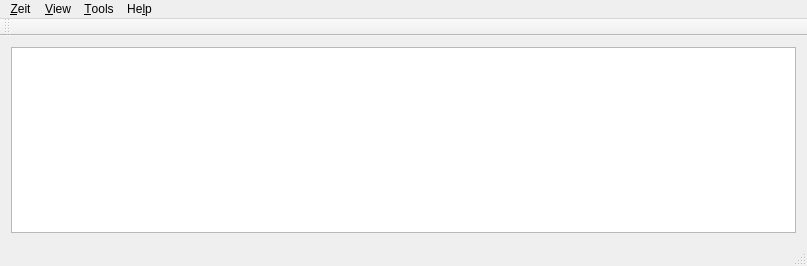
loimu/zeit, file src/mainwindow.ui: the form before one commit.
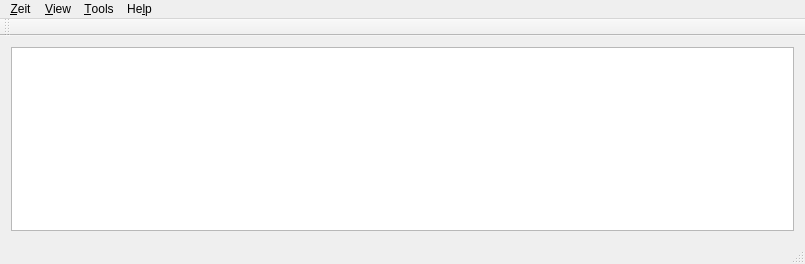
The form after the commit. Icons and pictures are not drawn.

Diff of the .ui file:
```diff
--- a/src/mainwindow.ui
+++ b/src/mainwindow.ui
@@ -6,8 +6,8 @@
    <rect>
     <x>0</x>
     <y>0</y>
-    <width>807</width>
-    <height>266</height>
+    <width>805</width>
+    <height>264</height>
    </rect>
   </property>
   <property name="windowTitle">
@@ -29,7 +29,7 @@
     <rect>
      <x>0</x>
      <y>0</y>
-     <width>807</width>
+     <width>805</width>
      <height>27</height>
     </rect>
    </property>
```
Left out of the diff: 21 changed lines with no effect on the pictures.
